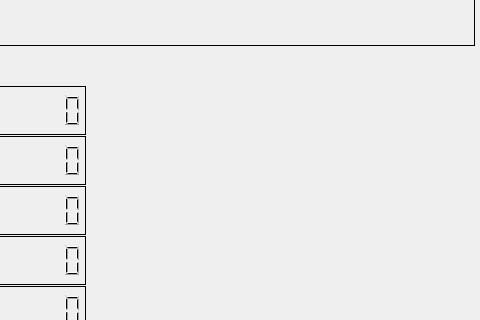
This is xy_detect_base/ui/main_window.ui in mkdir-sweetiepie/mani_vision as Qt 5 draws it before an edit; both pictures show x 205 to 685 and y 364 to 684 of the 1406 by 773 pixel window. The edited form follows.
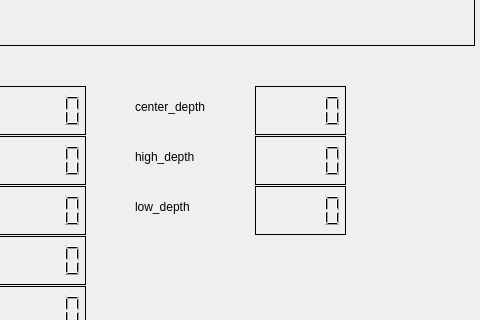
This is the edited form. Icons and pictures are not drawn.

What changed in the file:
```diff
--- a/xy_detect_base/ui/main_window.ui
+++ b/xy_detect_base/ui/main_window.ui
@@ -498,6 +498,84 @@
      <string>in_center</string>
     </property>
    </widget>
+   <widget class="QLCDNumber" name="m_6">
+    <property name="geometry">
+     <rect>
+      <x>460</x>
+      <y>450</y>
+      <width>91</width>
+      <height>49</height>
+     </rect>
+    </property>
+    <property name="frameShadow">
+     <enum>QFrame::Plain</enum>
+    </property>
+   </widget>
+   <widget class="QLabel" name="label_7">
+    <property name="geometry">
+     <rect>
+      <x>340</x>
+      <y>500</y>
+      <width>111</width>
+      <height>41</height>
+     </rect>
+    </property>
+    <property name="text">
+     <string>high_depth</string>
+    </property>
+   </widget>
+   <widget class="QLabel" name="label_8">
+    <property name="geometry">
+     <rect>
+      <x>340</x>
+      <y>450</y>
+      <width>111</width>
+      <height>41</height>
+     </rect>
+    </property>
+    <property name="text">
+     <string>center_depth</string>
+    </property>
+   </widget>
+   <widget class="QLCDNumber" name="m_7">
+    <property name="geometry">
+     <rect>
+      <x>460</x>
+      <y>500</y>
+      <width>91</width>
+      <height>49</height>
+     </rect>
+    </property>
+    <property name="frameShadow">
+     <enum>QFrame::Plain</enum>
+    </property>
+   </widget>
+   <widget class="QLabel" name="label_9">
+    <property name="geometry">
+     <rect>
+      <x>340</x>
+      <y>550</y>
+      <width>111</width>
+      <height>41</height>
+     </rect>
+    </property>
+    <property name="text">
+     <string>low_depth</string>
+    </property>
+   </widget>
+   <widget class="QLCDNumber" name="m_8">
+    <property name="geometry">
+     <rect>
+      <x>460</x>
+      <y>550</y>
+      <width>91</width>
+      <height>49</height>
+     </rect>
+    </property>
+    <property name="frameShadow">
+     <enum>QFrame::Plain</enum>
+    </property>
+   </widget>
   </widget>
   <action name="action_Quit">
    <property name="text">
```
